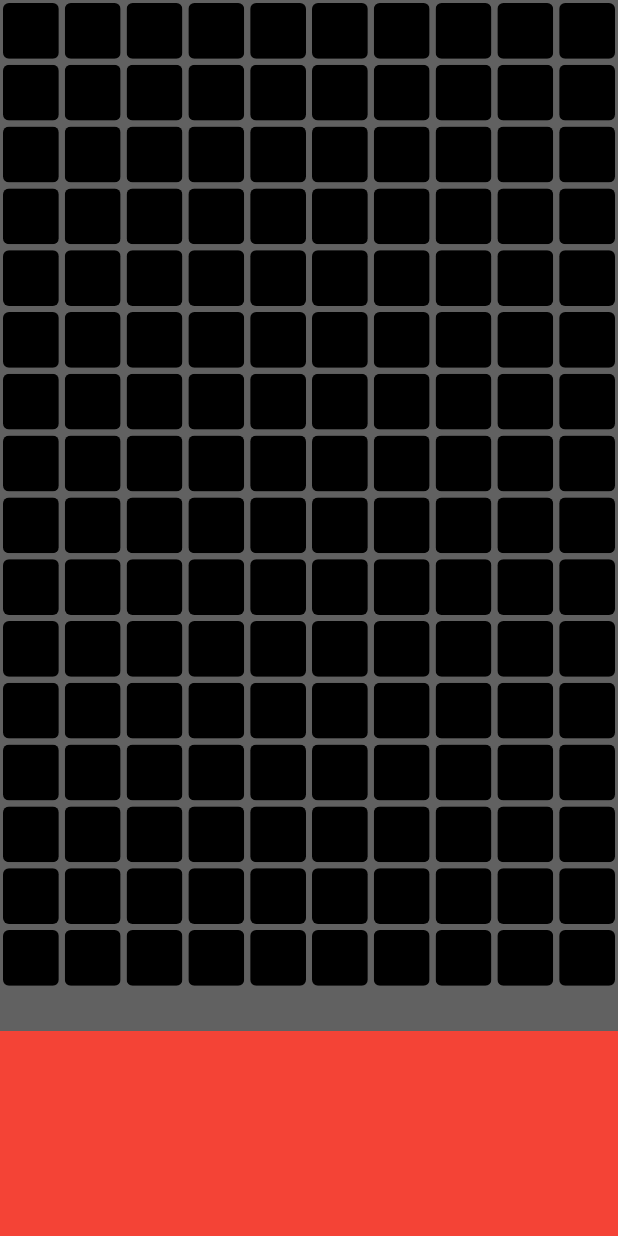
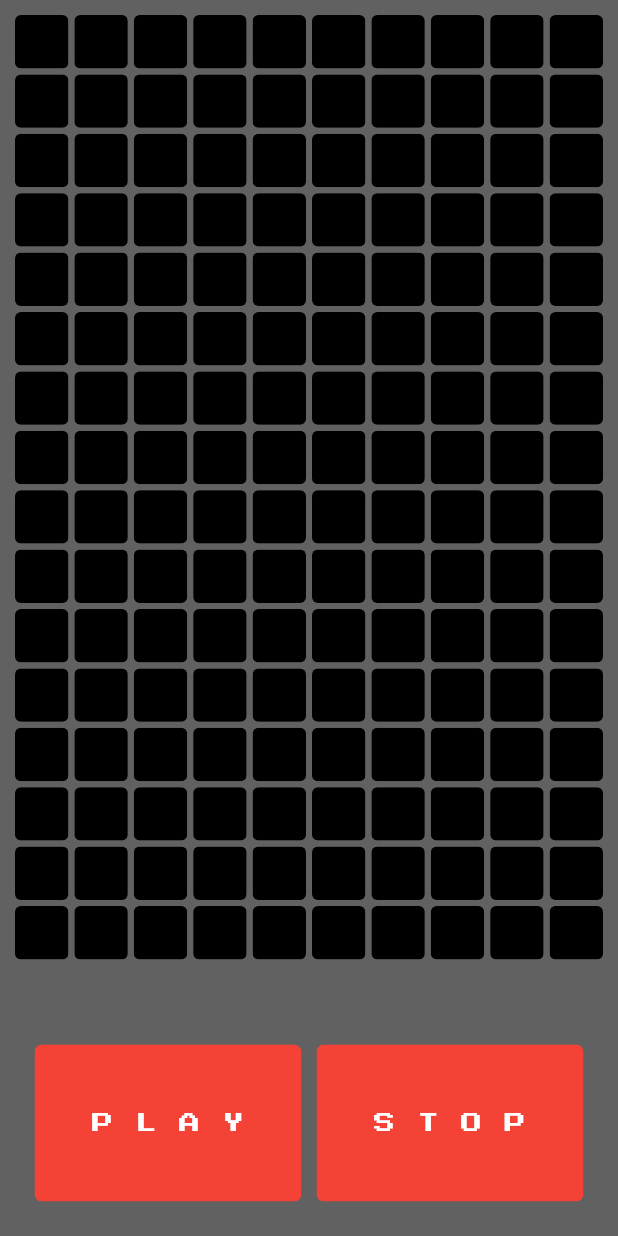
Before and after one commit to exu-s/stacking_game, a Flutter app: the screen it shows after launch, on a phone screen of 412 x 824 dp. Run offline on Flutter 3.47's test engine with Material 2 defaults, Android fonts, the phone set to English and light mode, and no system bars; our stand-ins replace google_fonts.

Commit message:
play - stop button ui

```diff
--- a/lib/home_page.dart
+++ b/lib/home_page.dart
@@ -1,5 +1,9 @@
+// ignore_for_file: prefer_const_literals_to_create_immutables
+
 import 'package:flutter/material.dart';
+import 'package:google_fonts/google_fonts.dart';
 import 'package:stacking_game/pixel.dart';
+import 'package:stacking_game/play_stop.dart';
 
 class HomePage extends StatefulWidget {
   HomePage({Key? key}) : super(key: key);
@@ -15,7 +19,9 @@ class _HomePageState extends State<HomePage> {
   Widget build(BuildContext context) {
     return Scaffold(
       backgroundColor: Colors.grey[700],
-      body: Column(
+      body: Padding(
+        padding: const EdgeInsets.all(8.0),
+        child: Column(
           children: [
             Expanded(
               flex: 5,
@@ -24,18 +30,40 @@ class _HomePageState extends State<HomePage> {
                 gridDelegate: const SliverGridDelegateWithFixedCrossAxisCount(
                     crossAxisCount: 10),
                 itemBuilder: (BuildContext context, int index) {
-                return MyPixel(color: Colors.black);
+                  return const MyPixel(color: Colors.black);
                 },
               ),
             ),
+            Expanded(
+                child: Padding(
+              padding: const EdgeInsets.all(15.0),
+              child: Row(
+                mainAxisAlignment: MainAxisAlignment.spaceEvenly,
+                children: [
+                  PlayStop(
+                    child: Text(
+                      'P L A Y',
+                      style: GoogleFonts.pressStart2p(
+                          color: Colors.white, letterSpacing: .5),
+                    ),
+                  ),
                   const SizedBox(
-            height: 4,
+                    width: 10,
                   ),
-          Expanded(
-              child: Container(
-            color: Colors.red,
+                  PlayStop(
+                    child: Text(
+                      'S T O P',
+                      style: GoogleFonts.pressStart2p(
+                        color: Colors.white,
+                        letterSpacing: .5,
+                      ),
+                    ),
+                  )
+                ],
+              ),
             ))
           ],
+        ),
       ),
     );
   }
--- /dev/null
+++ b/lib/play_stop.dart
@@ -0,0 +1,23 @@
+// ignore_for_file: prefer_typing_uninitialized_variables
+
+import 'package:flutter/material.dart';
+
+class PlayStop extends StatelessWidget {
+  final child;
+
+  const PlayStop({Key? key, required this.child}) : super(key: key);
+
+  @override
+  Widget build(BuildContext context) {
+    return Expanded(
+      child: ClipRRect(
+        borderRadius: BorderRadius.circular(5),
+        child: Container(
+          padding: EdgeInsets.all(20),
+          color: Colors.red,
+          child: Center(child: child),
+        ),
+      ),
+    );
+  }
+}
```
Lines whose indentation alone changed are shown as unchanged.
